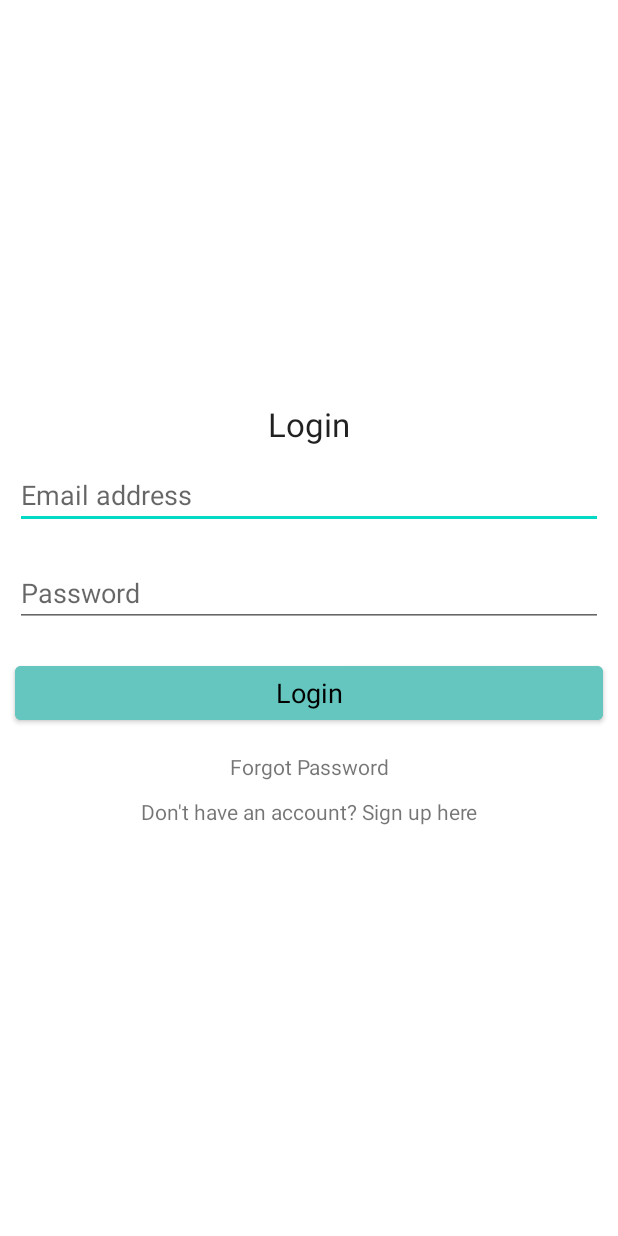
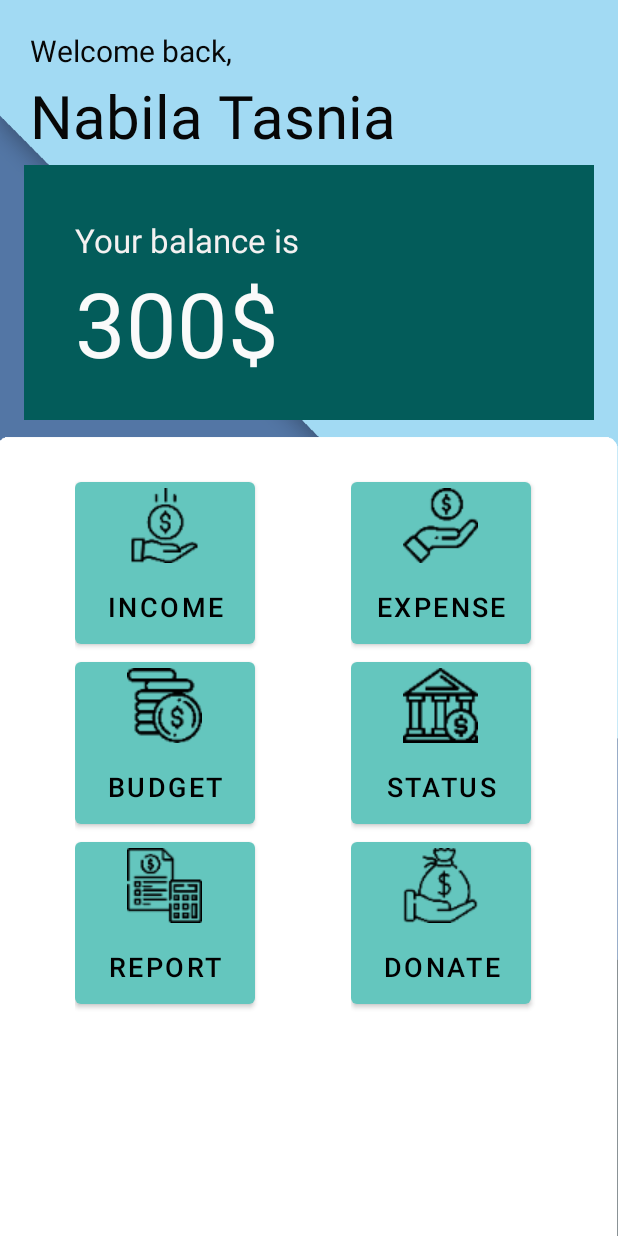
Before and after one commit to Nabilatasnia/NinjaMoneyFinal, an Android app: the screen it shows after launch (Login before the commit, MainActivity after it), on a phone screen of 412 x 824 dp. Run offline under Robolectric (Android 15) with nearby library versions, the phone set to English and light mode, and no system bars.

```diff
--- a/app/src/main/AndroidManifest.xml
+++ b/app/src/main/AndroidManifest.xml
@@ -9,10 +9,7 @@
         android:roundIcon="@mipmap/ic_launcher_round"
         android:supportsRtl="true"
         android:theme="@style/Theme.NinjaMoney">
-        <activity android:name=".ResetPassword"></activity>
-        <activity android:name=".Registration" />
-        <activity android:name=".Login" />
-        <activity android:name=".Donate" />
+        <activity android:name=".Donate"></activity>
         <activity android:name=".Report" />
         <activity android:name=".Budget" />
         <activity android:name=".Status" />
--- a/app/src/main/java/com/example/ninjamoney/Login.java
+++ /dev/null
@@ -1,70 +0,0 @@
-package com.example.ninjamoney;
-
-import androidx.appcompat.app.AppCompatActivity;
-
-import android.content.Intent;
-import android.os.Bundle;
-import android.text.TextUtils;
-import android.view.View;
-import android.widget.Button;
-import android.widget.EditText;
-import android.widget.TextView;
-
-public class Login extends AppCompatActivity implements View.OnClickListener {
-
-    private EditText mEmail;
-    private EditText mPass;
-    private Button btnLogin;
-    private TextView mForgotPassword;
-    private TextView mSignup;
-
-    @Override
-    protected void onCreate(Bundle savedInstanceState) {
-        super.onCreate(savedInstanceState);
-        setContentView(R.layout.activity_login);
-
-        setup();
-    }
-
-    private void setup(){
-        mEmail = findViewById(R.id.email_login);
-        mPass = findViewById(R.id.pasword_login);
-        btnLogin = findViewById(R.id.btn_login);
-        mForgotPassword = findViewById(R.id.forgot_password);
-        mSignup = findViewById(R.id.signup_reg);
-
-        btnLogin.setOnClickListener(this);
-        mSignup.setOnClickListener(this);
-        mForgotPassword.setOnClickListener(this);
-    }
-
-    @Override
-    public void onClick(View v) {
-        open(v);
-    }
-
-    private void open(View v) {
-        switch (v.getId()){
-            case R.id.btn_login:
-                String email = mEmail.getText().toString().trim();
-                String pass = mPass.getText().toString().trim();
-
-                if(TextUtils.isEmpty(email)){
-                    mEmail.setError("Email Required");
-                    return;
-                }
-                if(TextUtils.isEmpty(pass)){
-                    mPass.setError("Password Required");
-                    return;
-                }
-                break;
-            case R.id.signup_reg:
-                startActivity(new Intent(getApplicationContext(), Registration.class));
-                break;
-            case R.id.forgot_password:
-                Intent intentForPass = new Intent(this, ResetPassword.class);
-                startActivity(intentForPass);
-                break;
-        }
-    }
-}
--- a/app/src/main/java/com/example/ninjamoney/MainActivity.java
+++ b/app/src/main/java/com/example/ninjamoney/MainActivity.java
@@ -23,8 +23,8 @@ public class MainActivity extends AppCompatActivity implements View.OnClickListe
         setContentView(R.layout.activity_main);
         setup();
 
-        Intent intentInc = new Intent(this, Login.class);
-        startActivity(intentInc);
+        //Intent intentInc = new Intent(this, Login.class);
+        //startActivity(intentInc);
     }
 
     private void setup(){
--- a/app/src/main/res/layout/activity_income.xml
+++ b/app/src/main/res/layout/activity_income.xml
@@ -23,8 +23,8 @@
         android:layout_height="158dp"
         android:layout_alignParentRight="true"
         android:layout_alignParentBottom="true"
-        android:layout_marginRight="50dp"
-        android:layout_marginBottom="50dp"
+        android:layout_marginRight="40dp"
+        android:layout_marginBottom="54dp"
         android:scaleType="center"
         android:src="@drawable/add"
         app:fabSize="auto" />
--- a/app/src/main/res/layout/activity_login.xml
+++ /dev/null
@@ -1,66 +0,0 @@
-<?xml version="1.0" encoding="utf-8"?>
-<LinearLayout xmlns:android="http://schemas.android.com/apk/res/android"
-    xmlns:app="http://schemas.android.com/apk/res-auto"
-    xmlns:tools="http://schemas.android.com/tools"
-    android:layout_width="match_parent"
-    android:layout_height="match_parent"
-    android:orientation="vertical"
-    android:gravity="center"
-    tools:context=".Login">
-
-        <ScrollView
-            android:layout_width="match_parent"
-            android:layout_height="wrap_content" >
-
-            <LinearLayout
-                android:layout_width="match_parent"
-                android:orientation="vertical"
-                android:gravity="center"
-                android:layout_height="wrap_content">
-
-                <TextView
-                    android:layout_width="match_parent"
-                    android:layout_height="wrap_content"
-                    android:text="Login"
-                    android:gravity="center"
-                    android:textAppearance="?android:textAppearanceLarge"/>
-                <EditText
-                    android:layout_width="match_parent"
-                    android:layout_height="wrap_content"
-                    android:layout_margin="10dp"
-                    android:hint="Email address"
-                    android:id="@+id/email_login"/>
-                <EditText
-                    android:layout_width="match_parent"
-                    android:layout_height="wrap_content"
-                    android:layout_margin="10dp"
-                    android:hint="Password"
-                    android:id="@+id/pasword_login"/>
-                <Button
-                    android:layout_width="match_parent"
-                    android:layout_height="wrap_content"
-                    android:layout_margin="10dp"
-                    android:text="Login"
-                    android:backgroundTint="#64C6BE"
-                    android:textColor="#000000"
-                    android:textAppearance="?android:textAppearanceMedium"
-                    android:id="@+id/btn_login"/>
-                <TextView
-                    android:layout_width="match_parent"
-                    android:layout_height="wrap_content"
-                    android:gravity="center"
-                    android:text="Forgot Password"
-                    android:padding="5dp"
-                    android:id="@+id/forgot_password"/>
-                <TextView
-                    android:layout_width="match_parent"
-                    android:layout_height="wrap_content"
-                    android:gravity="center"
-                    android:text="Don't have an account? Sign up here"
-                    android:padding="5dp"
-                    android:id="@+id/signup_reg"/>
-
-            </LinearLayout>
-        </ScrollView>
-
-</LinearLayout>
```
Also changed, not shown: app/src/main/java/com/example/ninjamoney/Income.java (+21 -2 lines), app/src/main/java/com/example/ninjamoney/Model/Data.java (added, +71 -0 lines), app/src/main/java/com/example/ninjamoney/Registration.java (deleted, +0 -88 lines), app/src/main/java/com/example/ninjamoney/ResetPassword.java (deleted, +0 -14 lines), app/src/main/java/com/example/ninjamoney/customInputLayout.java (added, +27 -0 lines), app/src/main/res/layout/activity_custom_input_layout.xml (added, +221 -0 lines), app/src/main/res/layout/activity_registration.xml (deleted, +0 -60 lines), app/src/main/res/layout/activity_reset_password.xml (deleted, +0 -9 lines), app/src/main/res/values/strings.xml (+14 -1 lines).
